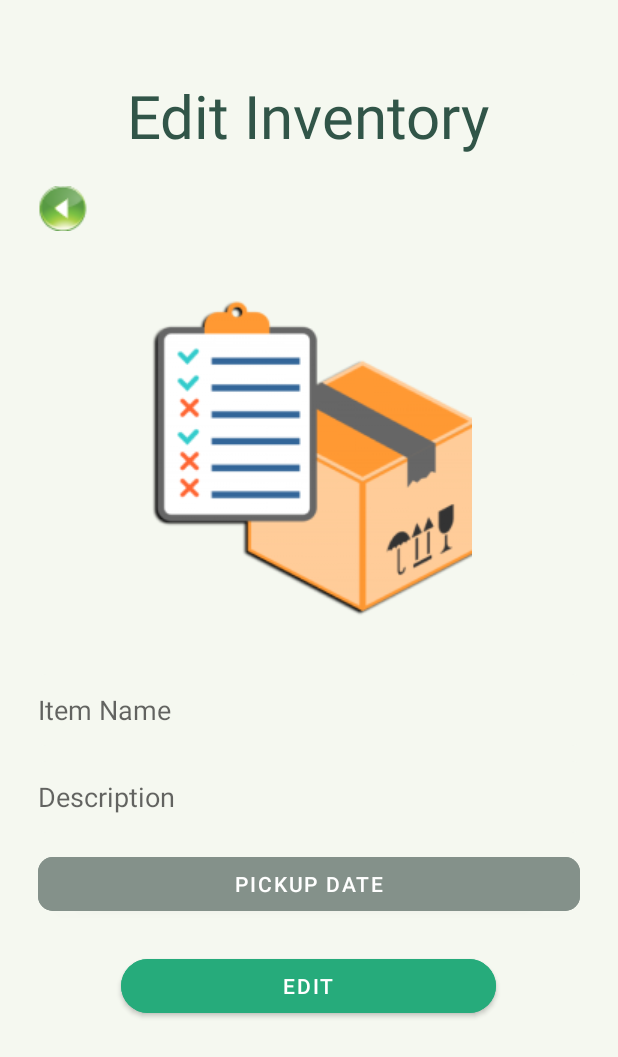
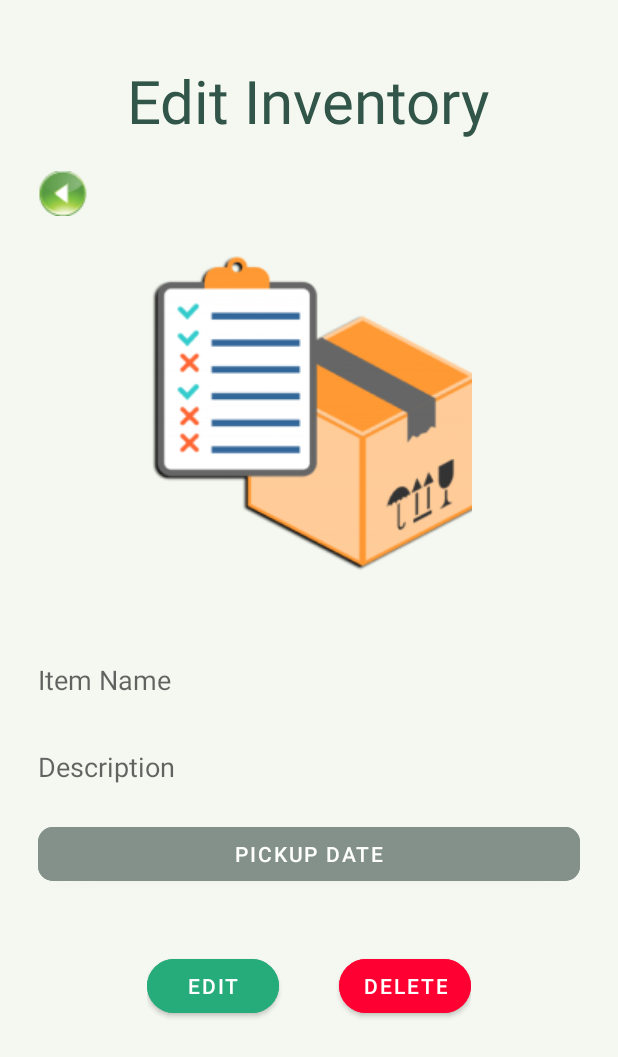
Before and after one commit to ThaminduChankana/TrashCoinApp, an Android app: the EditInventory screen opened directly, with no data from a screen before it, on a phone screen of 412 x 824 dp. Shown: the top 1057 px of the screen. Run offline under Robolectric (Android 15) with nearby library versions, the phone set to English and light mode, and no system bars.

Commit message:
completed working on inventory

```diff
--- a/app/src/main/java/com/example/trashcoinapp/activities/inventory/AddInventory.java
+++ b/app/src/main/java/com/example/trashcoinapp/activities/inventory/AddInventory.java
@@ -106,10 +106,11 @@ public class AddInventory extends AppCompatActivity {
                         public void run() {
                             Intent intent = new Intent(getApplicationContext(), InventoryActivity.class);
                             startActivity(intent);
+                            finish();
                         }
                     }, 1000);
 
-                    finish();
+
                 }
 
 
--- a/app/src/main/java/com/example/trashcoinapp/adapters/InventoryAdapter.java
+++ b/app/src/main/java/com/example/trashcoinapp/adapters/InventoryAdapter.java
@@ -45,7 +45,6 @@ public class InventoryAdapter extends RecyclerView.Adapter<InventoryAdapter.Inve
     @Override
     public void onBindViewHolder(@NonNull InventoryAdapter.InventoryViewHolder holder,  final int position) {
 
-        holder.tv_inventory_item_id_ans.setText(String.valueOf(item_id.get(position)));
         holder.tv_inventory_item_name_ans.setText(String.valueOf(item_name.get(position)));
         holder.tv_item_description_ans.setText(String.valueOf(item_description.get(position)));
         holder.tv_pickup_date_ans.setText(String.valueOf(pickup_date.get(position)));
@@ -74,7 +73,6 @@ public class InventoryAdapter extends RecyclerView.Adapter<InventoryAdapter.Inve
 
         public InventoryViewHolder(@NonNull View itemView) {
             super(itemView);
-            tv_inventory_item_id_ans = itemView.findViewById(R.id.tv_inventory_item_id_ans);
             tv_inventory_item_name_ans = itemView.findViewById(R.id.tv_inventory_item_name_ans);
             tv_item_description_ans = itemView.findViewById(R.id.tv_item_description_ans);
             tv_pickup_date_ans = itemView.findViewById(R.id.tv_pickup_date_ans);
--- a/app/src/main/res/layout/activity_edit_inventory.xml
+++ b/app/src/main/res/layout/activity_edit_inventory.xml
@@ -18,7 +18,7 @@
             android:id="@+id/tv_edit_inventory"
             android:layout_width="wrap_content"
             android:layout_height="wrap_content"
-            android:layout_marginTop="50dp"
+            android:layout_marginTop="40dp"
             android:text="@string/tv_edit_inventory"
             android:textAlignment="center"
             android:textColor="@color/heading"
@@ -37,7 +37,7 @@
             android:id="@+id/img_edit_inventory"
             android:layout_width="wrap_content"
             android:layout_height="wrap_content"
-            android:layout_marginTop="30dp"
+            android:layout_marginTop="10dp"
             android:contentDescription="@string/todo"
             android:src="@drawable/img_edit_inventory" />
 
@@ -45,7 +45,7 @@
             android:id="@+id/ll_edit_inventory"
             android:layout_width="match_parent"
             android:layout_height="wrap_content"
-            android:layout_marginTop="20dp"
+            android:layout_marginTop="30dp"
             android:orientation="vertical"
             android:paddingStart="25dp"
             android:paddingEnd="25dp"
@@ -92,16 +92,38 @@
 
         </LinearLayout>
 
-        <Button
-            android:id="@+id/btn_edit_inventory"
-            android:layout_width="250dp"
+        <LinearLayout
+            android:layout_width="wrap_content"
             android:layout_height="wrap_content"
-            android:layout_marginTop="10dp"
-            android:layout_marginBottom="10dp"
-            android:backgroundTint="@color/btn_color"
-            android:text="@string/btn_edit_item"
-            app:cornerRadius="50dp"
-            tools:ignore="DuplicateSpeakableTextCheck" />
+            android:orientation="horizontal"
+            android:padding="10dp">
+
+            <Button
+                android:id="@+id/btn_edit_inventory"
+                android:layout_width="wrap_content"
+                android:layout_height="wrap_content"
+                android:layout_marginTop="20dp"
+                android:layout_marginBottom="20dp"
+                android:backgroundTint="@color/btn_color"
+                android:text="@string/btn_edit_item"
+                app:cornerRadius="50dp"
+                tools:ignore="DuplicateSpeakableTextCheck"
+                android:layout_marginEnd="20dp"/>
+
+
+            <Button
+                android:id="@+id/btn_inventory_delete"
+                android:layout_width="wrap_content"
+                android:layout_height="wrap_content"
+                app:cornerRadius="50dp"
+                android:layout_marginTop="20dp"
+                android:layout_marginBottom="20dp"
+                android:backgroundTint="@color/red"
+                android:text="@string/btn_inventory_item_delete"
+                android:layout_marginStart="20dp"/>
+
+        </LinearLayout>
+
 
     </LinearLayout>
 
```
Also changed, not shown: app/src/main/java/com/example/trashcoinapp/activities/inventory/EditInventory.java (+46 -2 lines), app/src/main/java/com/example/trashcoinapp/database/DBHelper.java (+10 -0 lines), app/src/main/res/layout/item_container_inventory.xml (+4 -36 lines).
